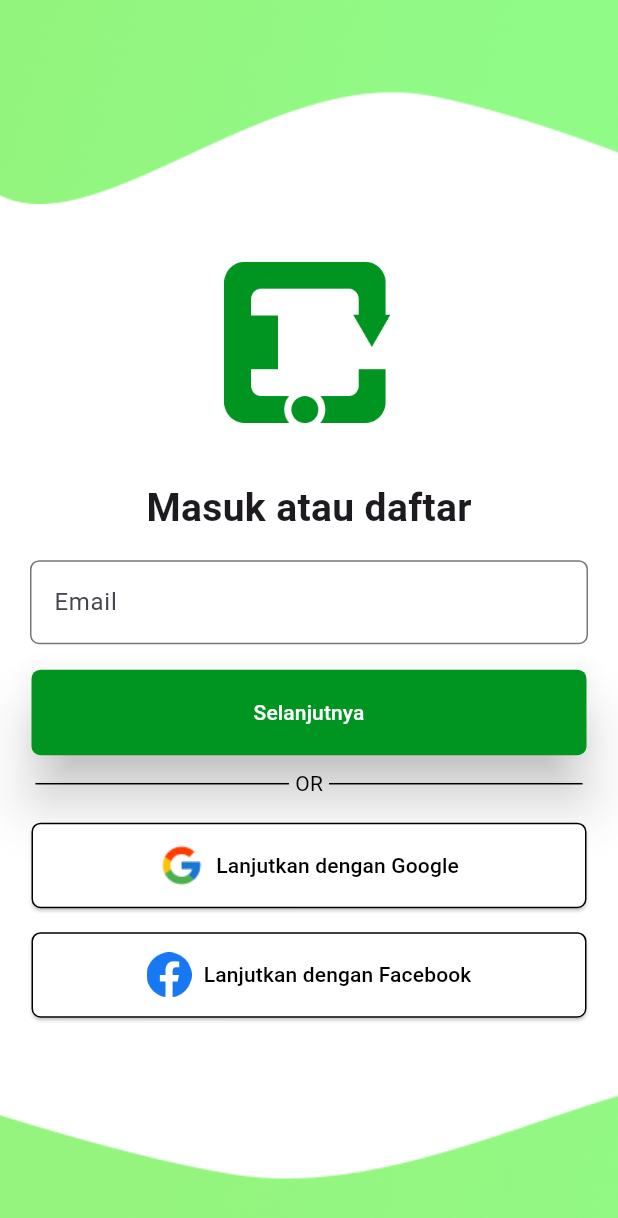
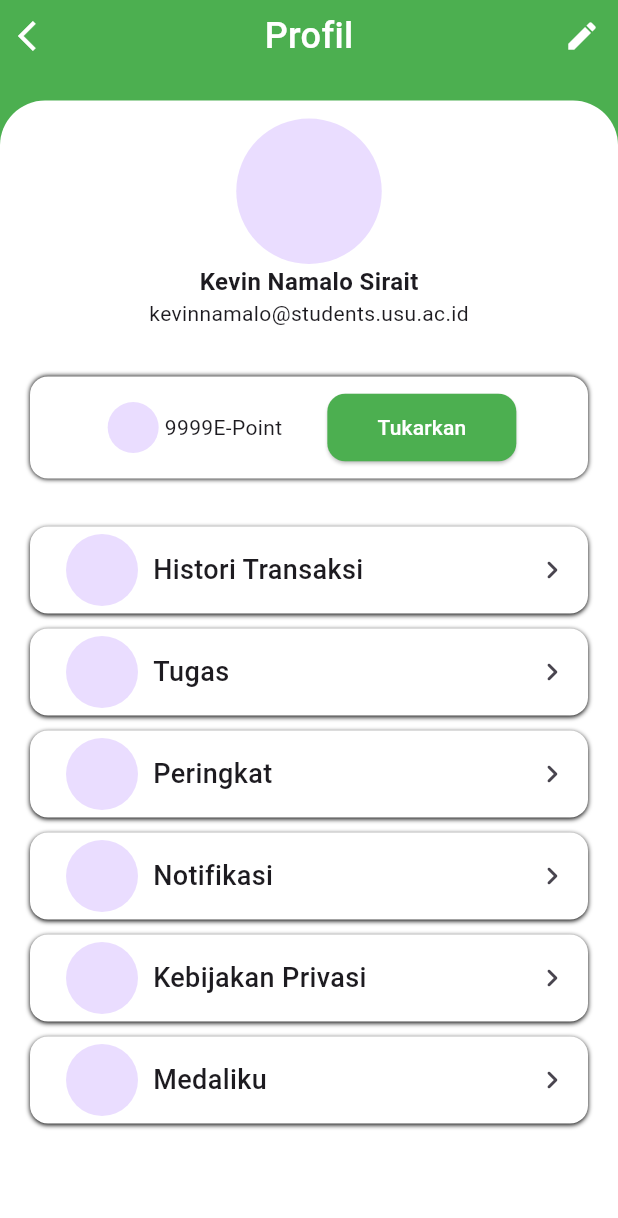
Before and after one commit to kevinnsrt/prak_pm, a Flutter app: the LoginPage screen opened directly, after a tap on "Selanjutnya", on a phone screen of 412 x 824 dp. Shown: the top 1218 px of the screen. Run offline on Flutter 3.47's test engine with Material 3 defaults, Android fonts, the phone set to English and light mode, and no system bars.

Commit message:
profile page

```diff
--- /dev/null
+++ b/lib/components/profile_widget/menu_list.dart
@@ -0,0 +1,37 @@
+import 'package:flutter/material.dart';
+
+Widget MenuList({
+  required String title,
+}) => Container(
+  width: 372,
+  height: 58,
+  decoration: BoxDecoration(
+    borderRadius: BorderRadius.circular(12),
+    boxShadow: [BoxShadow(offset: Offset(0, 1), blurRadius: 2)],
+    color: Colors.white,
+  ),
+
+  child: Row(
+    mainAxisAlignment: MainAxisAlignment.spaceBetween,
+    children: [
+      Row(
+        children: [
+          const SizedBox(width: 24),
+          SizedBox(width: 48, height: 48, child: CircleAvatar()),
+
+          SizedBox(width: 10),
+
+          Text(
+            title,
+            style: TextStyle(fontSize: 18, fontWeight: FontWeight.w500),
+          ),
+        ],
+      ),
+
+      IconButton(
+        onPressed: () {},
+        icon: Icon(Icons.keyboard_arrow_right_rounded),
+      ),
+    ],
+  ),
+);
--- a/lib/main.dart
+++ b/lib/main.dart
@@ -1,4 +1,5 @@
 import 'package:flutter/material.dart';
+import 'package:prak_pm/screen/profile.dart';
 import 'package:prak_pm/screen/splash.dart';
 
 void main() {
--- a/lib/screen/login.dart
+++ b/lib/screen/login.dart
@@ -1,4 +1,5 @@
 import 'package:flutter/material.dart';
+import 'package:prak_pm/screen/profile.dart';
 
 class LoginPage extends StatefulWidget {
   const LoginPage({super.key});
@@ -17,22 +18,30 @@ class _LoginPageState extends State<LoginPage> {
           mainAxisAlignment: MainAxisAlignment.spaceBetween,
           children: [
             Image.asset("assets/login_header.png"),
-            Image.asset("assets/login_logo.png",width: 113,height: 108,),
+            Image.asset("assets/login_logo.png", width: 113, height: 108),
             Column(
               children: [
-                Text("Masuk atau daftar",style: TextStyle(fontSize: 26,fontWeight: FontWeight.bold),),
+                Text(
+                  "Masuk atau daftar",
+                  style: TextStyle(fontSize: 26, fontWeight: FontWeight.bold),
+                ),
 
-                SizedBox(height: 16,),
+                SizedBox(height: 16),
 
                 SizedBox(
                   width: 372,
                   height: 57,
-                  child: TextField(decoration: InputDecoration(
+                  child: TextField(
+                    decoration: InputDecoration(
                       labelText: "Email",
-                    border: OutlineInputBorder(borderRadius: BorderRadius.circular(6))),),
+                      border: OutlineInputBorder(
+                        borderRadius: BorderRadius.circular(6),
+                      ),
+                    ),
+                  ),
                 ),
 
-                SizedBox(height: 16,),
+                SizedBox(height: 16),
 
                 SizedBox(
                   width: 370,
@@ -41,94 +50,96 @@ class _LoginPageState extends State<LoginPage> {
                     style: ElevatedButton.styleFrom(
                       shadowColor: Colors.black,
                       elevation: 16,
-                      shape: RoundedRectangleBorder(borderRadius: BorderRadiusGeometry.circular(6)),
-                      backgroundColor: Color.fromRGBO(0, 148, 33,1),
-                      foregroundColor: Colors.white
+                      shape: RoundedRectangleBorder(
+                        borderRadius: BorderRadiusGeometry.circular(6),
                       ),
-                    onPressed: (){
-
-                  }, child: Text("Selanjutnya")),
+                      backgroundColor: Color.fromRGBO(0, 148, 33, 1),
+                      foregroundColor: Colors.white,
+                    ),
+                    onPressed: () {
+                      Navigator.push(
+                        context,
+                        MaterialPageRoute<void>(
+                          builder: (context) => const ProfilePage(),
+                        ),
+                      );
+                    },
+                    child: Text("Selanjutnya"),
+                  ),
                 ),
 
-                SizedBox(
-                  height: 9,
-                ),
+                SizedBox(height: 9),
 
                 Row(
                   mainAxisAlignment: MainAxisAlignment.center,
                   spacing: 4,
                   children: [
-                    Container(
-                      height: 1,
-                      width: 169,
-                      color: Colors.black,
-                    ),
+                    Container(height: 1, width: 169, color: Colors.black),
 
-                    Text("OR",style: TextStyle(color: Colors.black),),
+                    Text("OR", style: TextStyle(color: Colors.black)),
 
-                     Container(
-                      height: 1,
-                      width: 169,
-                      color: Colors.black,
-                    ),
-
+                    Container(height: 1, width: 169, color: Colors.black),
                   ],
                 ),
 
-                SizedBox(height: 16,),
+                SizedBox(height: 16),
 
                 SizedBox(
                   width: 370,
                   height: 57,
                   child: ElevatedButton(
                     style: ElevatedButton.styleFrom(
-
-                      shape: RoundedRectangleBorder(borderRadius: BorderRadiusGeometry.circular(6)),
+                      shape: RoundedRectangleBorder(
+                        borderRadius: BorderRadiusGeometry.circular(6),
+                      ),
                       backgroundColor: Colors.white,
                       foregroundColor: Colors.black,
-                      side: BorderSide(color: Colors.black)
+                      side: BorderSide(color: Colors.black),
                     ),
-                    onPressed: (){
-
-                  }, child: Row(
+                    onPressed: () {},
+                    child: Row(
                       mainAxisAlignment: MainAxisAlignment.center,
                       spacing: 8,
                       children: [
-                      Image.asset("assets/google.png",width: 30,height: 30,),
-                      Text("Lanjutkan dengan Google")
+                        Image.asset("assets/google.png", width: 30, height: 30),
+                        Text("Lanjutkan dengan Google"),
                       ],
-                  )),
+                    ),
+                  ),
                 ),
 
-                SizedBox(
-                  height: 16,
-                ),
+                SizedBox(height: 16),
 
                 SizedBox(
                   width: 370,
                   height: 57,
                   child: ElevatedButton(
                     style: ElevatedButton.styleFrom(
-                      shape: RoundedRectangleBorder(borderRadius: BorderRadiusGeometry.circular(6)),
+                      shape: RoundedRectangleBorder(
+                        borderRadius: BorderRadiusGeometry.circular(6),
+                      ),
                       backgroundColor: Colors.white,
                       foregroundColor: Colors.black,
-                      side: BorderSide(color: Colors.black)
+                      side: BorderSide(color: Colors.black),
                     ),
-                    onPressed: (){
-
-                  }, child:  Row(
+                    onPressed: () {},
+                    child: Row(
                       mainAxisAlignment: MainAxisAlignment.center,
                       spacing: 8,
                       children: [
-                      Image.asset("assets/facebook.png",width: 30,height: 30,),
-                      Text("Lanjutkan dengan Facebook")
-                    ],
-                  )),
+                        Image.asset(
+                          "assets/facebook.png",
+                          width: 30,
+                          height: 30,
                         ),
-
+                        Text("Lanjutkan dengan Facebook"),
                       ],
                     ),
-            Image.asset("assets/login_footer.png")
+                  ),
+                ),
+              ],
+            ),
+            Image.asset("assets/login_footer.png"),
           ],
         ),
       ),
--- /dev/null
+++ b/lib/screen/profile.dart
@@ -0,0 +1,176 @@
+import 'package:flutter/material.dart';
+import 'package:prak_pm/components/profile_widget/menu_list.dart';
+
+class ProfilePage extends StatefulWidget {
+  const ProfilePage({super.key});
+
+  @override
+  State<ProfilePage> createState() => _ProfilePageState();
+}
+
+class _ProfilePageState extends State<ProfilePage> {
+  @override
+  Widget build(BuildContext context) {
+    return Scaffold(
+      backgroundColor: Colors.green,
+      body: SafeArea(
+        child: Column(
+          children: [
+            Container(
+              child: Row(
+                mainAxisAlignment: MainAxisAlignment.spaceBetween,
+                children: [
+                  IconButton(onPressed: (){
+
+                  }, icon: Icon(Icons.arrow_back_ios,color: Colors.white,)),
+
+                  Text("Profil",style: TextStyle(fontSize: 24,fontWeight: FontWeight.w500,color: Colors.white),),
+
+                  IconButton(onPressed: (){
+
+                  }, icon: Icon(Icons.edit,color: Colors.white,))
+                ],
+              ),
+            ),
+
+            const SizedBox(height: 19,),
+
+            Expanded(
+              child:
+            Container(
+              padding: EdgeInsets.only(
+                top: 12
+              ),
+              width: double.infinity,
+              decoration: BoxDecoration(
+                color: Colors.white,
+                borderRadius: BorderRadius.only(
+                  topLeft: Radius.circular(30),
+                  topRight: Radius.circular(30)
+                )
+              ),
+              child: Column(
+                children: [
+                  SizedBox(
+                    width: 99,
+                    height: 97,
+                    child: CircleAvatar(),
+                  ),
+
+                  Text("Kevin Namalo Sirait",style: TextStyle(fontWeight: FontWeight.bold,fontSize: 16),),
+                  Text("kevinnamalo@students.usu.ac.id",style: TextStyle(fontSize: 14),),
+
+                  SizedBox(height: 32,),
+
+                  Container(
+                    decoration: BoxDecoration(
+                      borderRadius: BorderRadius.circular(12),
+                      boxShadow: [
+                        BoxShadow(
+                          blurRadius: 2
+                        )
+                      ],
+                      color: Colors.white,
+                    ),
+                    width: 372,
+                    height: 68,
+                    child: Row(
+                      mainAxisAlignment: MainAxisAlignment.center,
+                      children: [
+                        Row(
+                          children: [
+                            SizedBox(
+                              width: 42,
+                              height: 34,
+                              child: CircleAvatar(),
+                            ),
+
+                            Text("9999"),
+                            Text("E-Point"),
+
+                            SizedBox(width: 30,),
+
+                            SizedBox(
+                              width: 126,
+                              height: 45,
+                              child: ElevatedButton(
+                              style: ElevatedButton.styleFrom(
+                                shape: RoundedRectangleBorder(borderRadius: BorderRadiusGeometry.circular(12)),
+                                backgroundColor: Colors.green,
+                                foregroundColor: Colors.white
+                              ),
+                              onPressed: (){
+
+                            }, child: Text("Tukarkan")),
+                            )
+                          ],
+                        ),
+
+                      ],
+                    ),
+                  ),
+
+                  SizedBox(height: 32,),
+
+                  Container(
+                    width: 372,
+                    height: 58,
+                    decoration: BoxDecoration(
+                      borderRadius: BorderRadius.circular(12),
+                      boxShadow: [
+                        BoxShadow(
+                          offset: Offset(0, 1),
+                          blurRadius: 2
+                        )
+                      ],
+                      color: Colors.white,
+                    ),
+
+                    child: Row(
+                      mainAxisAlignment: MainAxisAlignment.spaceBetween,
+                      children: [
+                        Row(
+                          children: [
+
+                            const SizedBox(width: 24,),
+                            SizedBox(
+                              width: 48,
+                              height: 48,
+                              child: CircleAvatar(),
+                            ),
+
+                            SizedBox(width: 10,),
+
+                            Text("Histori Transaksi",style: TextStyle(fontSize: 18,fontWeight: FontWeight.w500),),
+                          ],
+                        ),
+
+                        IconButton(onPressed: (){}, icon: Icon(Icons.keyboard_arrow_right_rounded))
+
+                      ],
+                    ),
+                  ),
+                  SizedBox(height: 10,),
+                  MenuList(title: "Tugas"),
+
+                  SizedBox(height: 10,),
+                  MenuList(title: "Peringkat"),
+
+                  SizedBox(height: 10,),
+                  MenuList(title: "Notifikasi"),
+
+                  SizedBox(height: 10,),
+                  MenuList(title: "Kebijakan Privasi"),
+
+                  SizedBox(height: 10,),
+                  MenuList(title: "Medaliku")
+                ],
+              ),
+            ))
+
+          ],
+        ),
+      ),
+    );
+  }
+}
```
Lines whose indentation alone changed are shown as unchanged.
